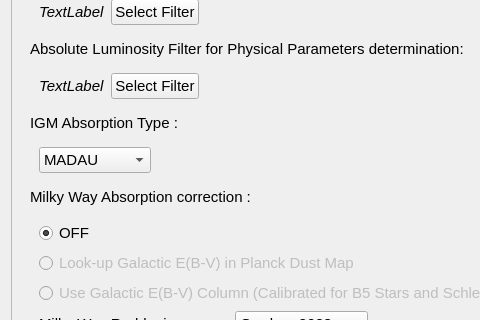
Old version of the form PhzQtUI/auxdir/PhzQtUI/FormAnalysis.ui in the repository astrorama/Phosphoros; both pictures show x 0 to 480 and y 242 to 562 of the 958 by 962 pixel window.
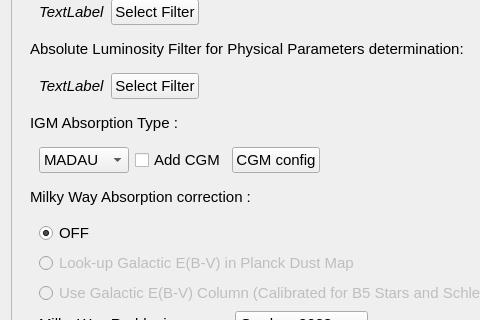
New version of the form. The open tabs and pages were chosen to show the change.

Commit message: Update the UI to handle CGM on all IGM

Diff of the .ui file:
```diff
--- a/PhzQtUI/auxdir/PhzQtUI/FormAnalysis.ui
+++ b/PhzQtUI/auxdir/PhzQtUI/FormAnalysis.ui
@@ -223,8 +223,8 @@
            <rect>
             <x>0</x>
             <y>0</y>
-            <width>930</width>
-            <height>499</height>
+            <width>406</width>
+            <height>205</height>
            </rect>
           </property>
           <attribute name="label">
@@ -517,11 +517,6 @@
                   <string>INOUE</string>
                  </property>
                 </item>
-                <item>
-                 <property name="text">
-                  <string>INOUECGM</string>
-                 </property>
-                </item>
                 <item>
                  <property name="text">
                   <string>OFF</string>
@@ -529,6 +524,33 @@
                 </item>
                </widget>
               </item>
+              <item>
+               <widget class="QCheckBox" name="cb_CGM_IGM">
+                <property name="font">
+                 <font>
+                  <pointsize>11</pointsize>
+                 </font>
+                </property>
+                <property name="toolTip">
+                 <string>&lt;html&gt;&lt;head/&gt;&lt;body&gt;&lt;p align=&quot;center&quot;&gt;&lt;span style=&quot; text-decoration: underline;&quot;&gt;CGM correction to the IGM&lt;/span&gt;&lt;/p&gt;&lt;p&gt;CGM smooths the Lyα cut-off in high redshift objects (z&amp;gt;6). It mimics the presence of Lyα emission line in the  source.&lt;/p&gt;&lt;/body&gt;&lt;/html&gt;</string>
+                </property>
+                <property name="text">
+                 <string>Add CGM</string>
+                </property>
+               </widget>
+              </item>
+              <item>
+               <widget class="QPushButton" name="btn_CGM_conf">
+                <property name="font">
+                 <font>
+                  <pointsize>11</pointsize>
+                 </font>
+                </property>
+                <property name="text">
+                 <string>CGM config</string>
+                </property>
+               </widget>
+              </item>
               <item>
                <spacer name="horizontalSpacer_3">
                 <property name="orientation">
```
The commit also changes 7 other files.
